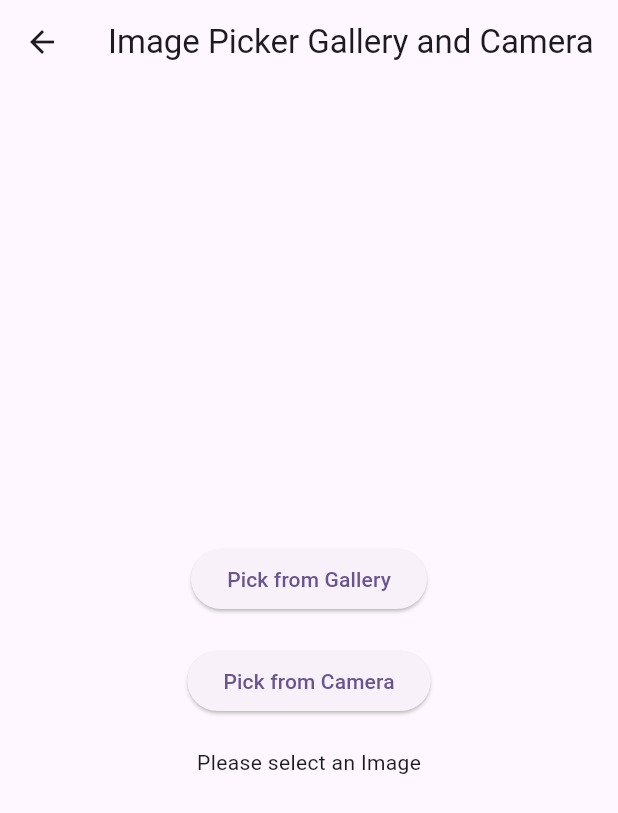
After one commit to ClementPeter/packages_demo, a Flutter app: the ImagePicker1 screen opened directly, after a tap on "Pick from Gallery", on a phone screen of 412 x 824 dp. The commit adds this screen. Shown: the top 813 px of the screen. Run offline on Flutter 3.47's test engine with Material 3 defaults, Android fonts, the phone set to English and light mode, and no system bars; our stand-ins replace hive_flutter, image_picker, logger, shared_preferences, smooth_page_indicator, timeline_tile; accounts and stored records are empty.

Commit message:
🚀packages_demo

```diff
--- a/lib/homepage.dart
+++ b/lib/homepage.dart
@@ -1,4 +1,5 @@
 import 'package:flutter/material.dart';
+import 'package:packages_demo/image_picker1.dart';
 import 'package:packages_demo/shared_preference1.dart';
 import 'package:packages_demo/shared_preference2.dart';
 import 'package:packages_demo/smooth_scrolling.dart';
@@ -77,6 +78,20 @@ class _MyHomePageState extends State<MyHomePage> {
               //Shared pref. has multiple demo
               child: const Text("Shared preference 2"),
             ),
+            ElevatedButton(
+              onPressed: () {
+                Navigator.push(
+                  context,
+                  MaterialPageRoute(
+                    builder: (context) => const ImagePicker1(
+                      title: 'Image Picker Gallery and Camera',
+                    ),
+                  ),
+                );
+              },
+              //Image Picker has multiple demo
+              child: const Text("Image picker"),
+            ),
           ],
         ),
       ),
--- /dev/null
+++ b/lib/image_picker1.dart
@@ -0,0 +1,88 @@
+import 'dart:io';
+import 'package:flutter/material.dart';
+import 'package:image_picker/image_picker.dart';
+import 'package:logger/logger.dart';
+
+//Image picker has underlying code to be added for IOS only -> info.plist
+class ImagePicker1 extends StatefulWidget {
+  final String title;
+  const ImagePicker1({required this.title, super.key});
+
+  @override
+  State<ImagePicker1> createState() => _ImagePicker1State();
+}
+
+final _logger = Logger();
+
+class _ImagePicker1State extends State<ImagePicker1> {
+  ///Hold our Image file
+  File? _selectedImage;
+
+  ///Pick from camera
+  Future pickImageFromGallery() async {
+    final ImagePicker picker = ImagePicker();
+
+    final XFile? pickedGalleryImage =
+        await picker.pickImage(source: ImageSource.gallery);
+
+    _logger.i('returned Image from gallery:::$pickedGalleryImage');
+
+    setState(() {
+      if (pickedGalleryImage != null) {
+        _selectedImage = File(pickedGalleryImage.path);
+        _logger.i('selected Image path from gallery:::$_selectedImage');
+        _logger.i('Image path from gallery:::${pickedGalleryImage.path}');
+      }
+      return;
+    });
+  }
+
+  Future pickImageFromCamera() async {
+    final ImagePicker picker = ImagePicker();
+    final XFile? pickedCameraImage =
+        await picker.pickImage(source: ImageSource.camera);
+
+    setState(() {
+      _selectedImage = File(pickedCameraImage!.path);
+      _logger.i('selected Image path from camera:::$_selectedImage');
+      _logger.i('Image path from camera:::${pickedCameraImage.path}');
+    });
+  }
+
+  @override
+  Widget build(BuildContext context) {
+    return Scaffold(
+      appBar: AppBar(
+        title: Text(widget.title),
+      ),
+      body: Padding(
+        padding: const EdgeInsets.symmetric(horizontal: 20),
+        child: Center(
+          child: Column(
+            crossAxisAlignment: CrossAxisAlignment.center,
+            mainAxisAlignment: MainAxisAlignment.center,
+            children: <Widget>[
+              ElevatedButton(
+                onPressed: () {
+                  pickImageFromGallery();
+                },
+                child: const Text('Pick from Gallery'),
+              ),
+              const SizedBox(height: 20),
+              ElevatedButton(
+                onPressed: () {
+                  pickImageFromCamera();
+                },
+                child: const Text('Pick from Camera'),
+              ),
+              const SizedBox(height: 20),
+              _selectedImage != null
+                  ? Image.file(_selectedImage!)
+                  : const Text('Please select an Image')
+            ],
+          ),
+        ),
+      ),
+    );
+  }
+}
```
Also changed, not shown: lib/smooth_scrolling.dart (+9 -1 lines), pubspec.yaml (+6 -19 lines), pubspec.lock, 5 other files.
